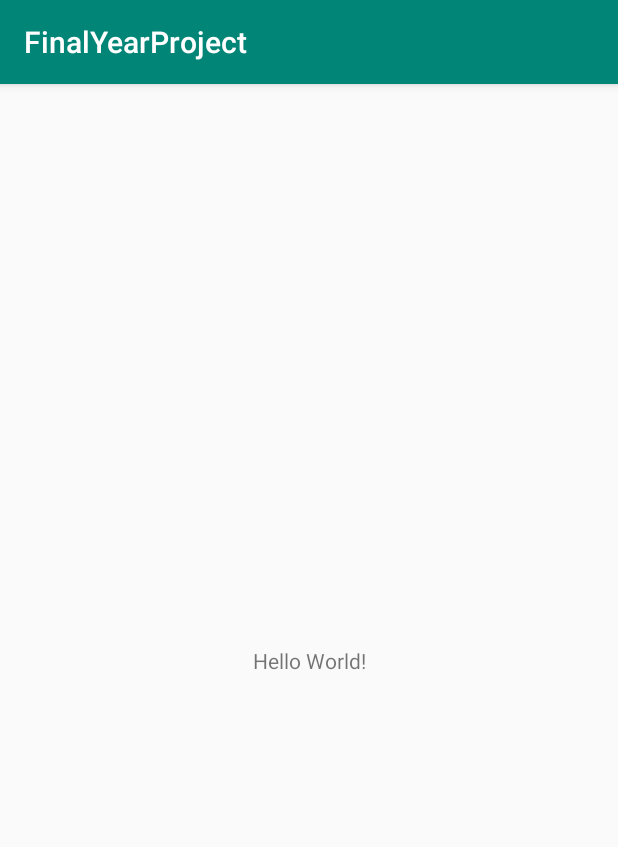
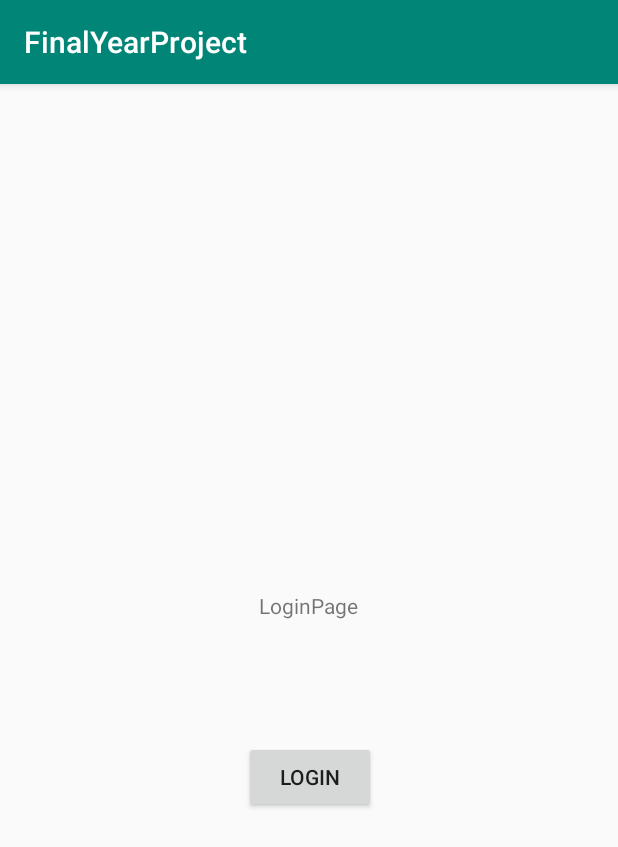
Before and after one commit to Eoghan-oconnor/FinalYearProject, an Android app: the screen it shows after launch (MainActivity), on a phone screen of 412 x 824 dp. Shown: the top 847 px of the screen. Run offline under Robolectric (Android 15) with nearby library versions, the phone set to English and light mode, and no system bars.

Commit message:
Adding Basic Maps and linking activities

```diff
--- a/app/build.gradle
+++ b/app/build.gradle
@@ -23,6 +23,7 @@ dependencies {
     implementation fileTree(dir: 'libs', include: ['*.jar'])
     implementation 'androidx.appcompat:appcompat:1.0.2'
     implementation 'androidx.constraintlayout:constraintlayout:1.1.3'
+    implementation 'com.google.android.gms:play-services-maps:16.1.0'
     testImplementation 'junit:junit:4.12'
     androidTestImplementation 'androidx.test.ext:junit:1.1.0'
     androidTestImplementation 'androidx.test.espresso:espresso-core:3.1.1'
--- a/app/src/main/java/com/example/finalyearproject/MainActivity.java
+++ b/app/src/main/java/com/example/finalyearproject/MainActivity.java
@@ -2,13 +2,37 @@ package com.example.finalyearproject;
 
 import androidx.appcompat.app.AppCompatActivity;
 
+import android.content.Intent;
 import android.os.Bundle;
+import android.view.View;
+import android.widget.Button;
 
 public class MainActivity extends AppCompatActivity {
+
+    private Button button;
+
+
 
     @Override
     protected void onCreate(Bundle savedInstanceState) {
         super.onCreate(savedInstanceState);
         setContentView(R.layout.activity_main);
+
+        button = (Button) findViewById(R.id.button);
+        button.setOnClickListener(new View.OnClickListener() {
+            @Override
+            public void onClick(View v) {
+                openMaps();
+            }
+        });
     }
+
+    public void openMaps(){
+
+        Intent intent = new Intent(this, MapsActivity.class);
+        startActivity(intent);
+
+    }
+
+
 }
--- a/app/src/main/res/layout/activity_main.xml
+++ b/app/src/main/res/layout/activity_main.xml
@@ -1,5 +1,5 @@
 <?xml version="1.0" encoding="utf-8"?>
-<androidx.constraintlayout.widget.ConstraintLayout xmlns:android="http://schemas.android.com/apk/res/android"
+<RelativeLayout xmlns:android="http://schemas.android.com/apk/res/android"
 xmlns:app="http://schemas.android.com/apk/res-auto"
 xmlns:tools="http://schemas.android.com/tools"
 android:layout_width="match_parent"
@@ -9,10 +9,21 @@
 <TextView
     android:layout_width="wrap_content"
     android:layout_height="wrap_content"
-        android:text="Hello World!"
-        app:layout_constraintBottom_toBottomOf="parent"
-        app:layout_constraintLeft_toLeftOf="parent"
-        app:layout_constraintRight_toRightOf="parent"
-        app:layout_constraintTop_toTopOf="parent" />
+    android:layout_alignParentTop="true"
+    android:layout_centerHorizontal="true"
+    android:layout_marginTop="338dp"
+    android:text="LoginPage" />
 
-</androidx.constraintlayout.widget.ConstraintLayout>
+    <Button
+
+        android:id="@+id/button"
+        android:layout_width="wrap_content"
+        android:layout_height="wrap_content"
+        android:layout_alignParentEnd="true"
+        android:layout_alignParentBottom="true"
+        android:layout_centerHorizontal="true"
+        android:layout_marginEnd="161dp"
+        android:layout_marginBottom="282dp"
+        android:text="Login" />
+
+</RelativeLayout>
--- a/app/src/main/res/values/strings.xml
+++ b/app/src/main/res/values/strings.xml
@@ -1,3 +1,4 @@
 <resources>
     <string name="app_name">FinalYearProject</string>
+    <string name="title_activity_maps">Map</string>
 </resources>
```
Also changed, not shown: app/src/debug/res/values/google_maps_api.xml (added, +24 -0 lines), app/src/main/AndroidManifest.xml (+23 -0 lines), app/src/main/java/com/example/finalyearproject/MapsActivity.java (added, +47 -0 lines), app/src/main/res/layout/activity_maps.xml (added, +9 -0 lines), 1 other file. Lines whose indentation alone changed are shown as unchanged.
